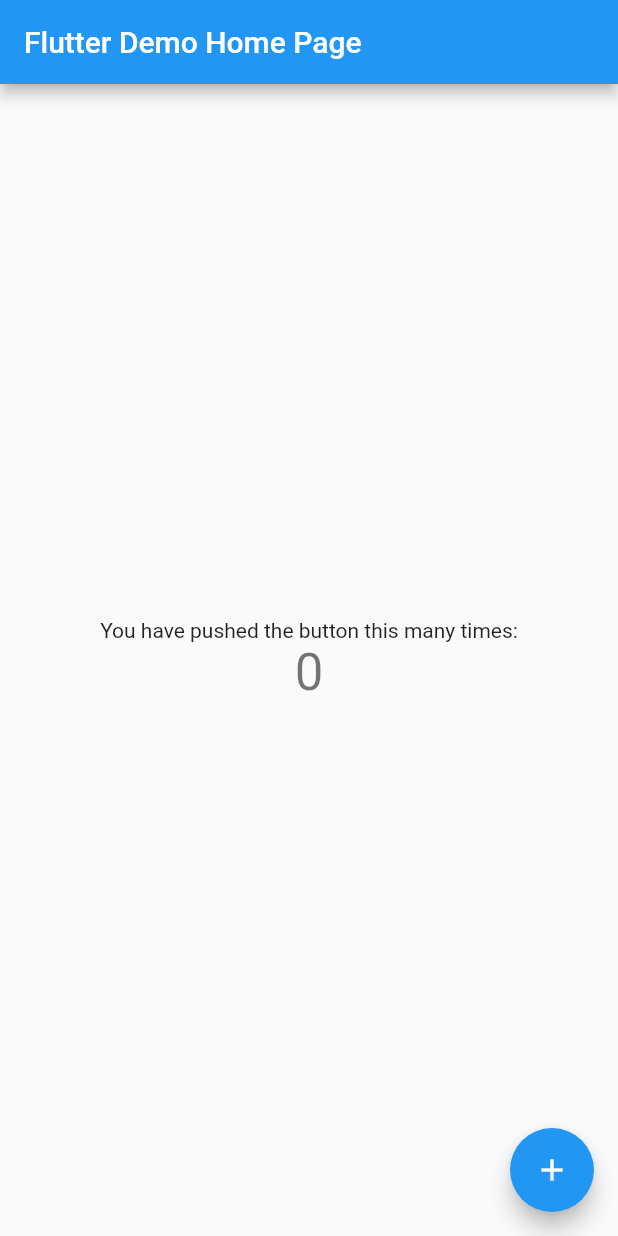
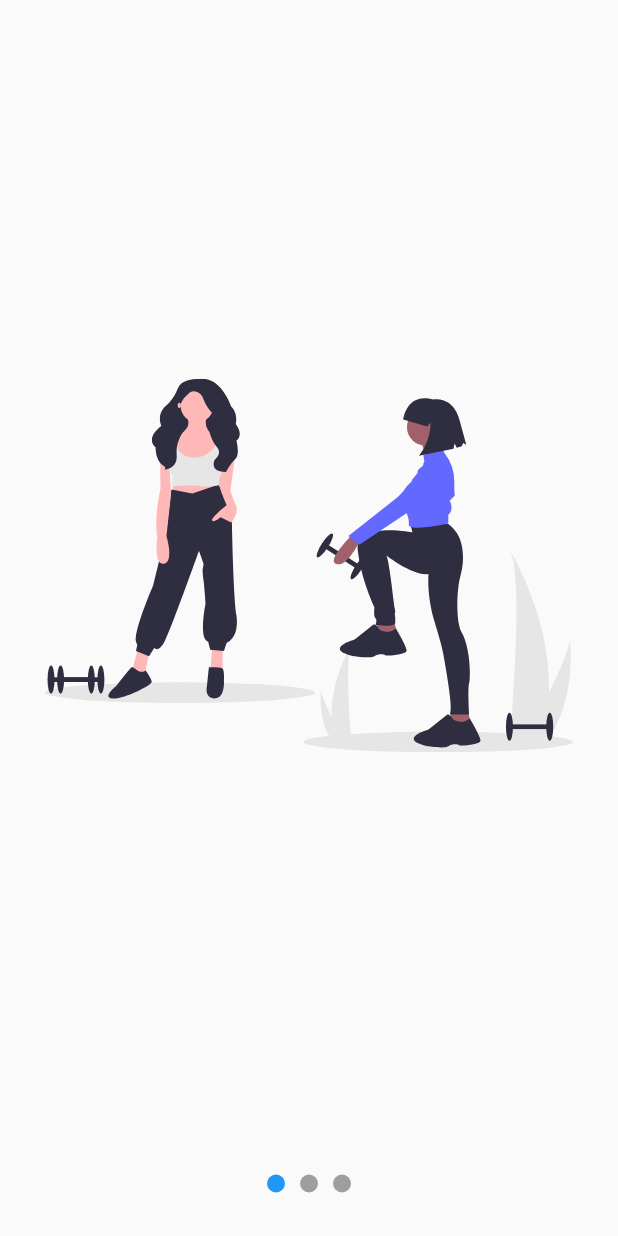
Before and after one commit to keremyalex/proyectosoftware, a Flutter app: the screen it shows after launch, on a phone screen of 412 x 824 dp. Run offline on Flutter 3.47's test engine with Material 2 defaults, Android fonts, the phone set to English and light mode, and no system bars; our stand-ins replace flutter_svg.

Commit message:
slides 3 puntos 5 img

```diff
--- /dev/null
+++ b/lib/labs/slideshow_page.dart
@@ -0,0 +1,122 @@
+import 'package:flutter/material.dart';
+import 'package:flutter_svg/flutter_svg.dart';
+import 'package:provider/provider.dart';
+
+import '../models/slider_model.dart';
+
+class SlideShowPage extends StatefulWidget {
+  @override
+  _SlideShowPageState createState() => _SlideShowPageState();
+}
+
+class _SlideShowPageState extends State<SlideShowPage> {
+  @override
+  Widget build(BuildContext context) {
+    return ChangeNotifierProvider(
+      create: (_) => SliderModel(),
+      child: Scaffold(
+          body: Center(
+        child: Column(
+          children: <Widget>[
+            Expanded(child: _Slides()),
+            _Dots(),
+          ],
+        ),
+      )),
+    );
+  }
+}
+
+class _Slides extends StatefulWidget {
+  @override
+  __SlidesState createState() => __SlidesState();
+}
+
+class __SlidesState extends State<_Slides> {
+  final pageViewController = new PageController();
+
+  @override
+  void initState() {
+    super.initState();
+    pageViewController.addListener(() {
+      print('Página Actual: ${pageViewController.page}');
+
+      Provider.of<SliderModel>(context, listen: false).currentPage =
+          pageViewController.page;
+    });
+  }
+
+  @override
+  void dispose() {
+    pageViewController.dispose();
+    super.dispose();
+  }
+
+  @override
+  Widget build(BuildContext context) {
+    return Container(
+      child: PageView(
+        controller: pageViewController,
+        children: <Widget>[
+          _Slide('assets/svgs/slide-1.svg'),
+          _Slide('assets/svgs/slide-2.svg'),
+          _Slide('assets/svgs/slide-3.svg'),
+        ],
+      ),
+    );
+  }
+}
+
+class _Dots extends StatelessWidget {
+  @override
+  Widget build(BuildContext context) {
+    return Container(
+      width: double.infinity,
+      height: 70.0,
+      //color: Colors.red,
+      child: Row(
+        mainAxisAlignment: MainAxisAlignment.center,
+        children: <Widget>[
+          _Dot(0),
+          _Dot(1),
+          _Dot(2),
+        ],
+      ),
+    );
+  }
+}
+
+class _Dot extends StatelessWidget {
+  final int index;
+  _Dot(this.index);
+
+  @override
+  Widget build(BuildContext context) {
+    final pageViewIndex = Provider.of<SliderModel>(context).currentPage;
+
+    return Container(
+      width: 12.0,
+      height: 12.0,
+      margin: EdgeInsets.symmetric(horizontal: 5),
+      decoration: BoxDecoration(
+          color: (pageViewIndex == index) ? Colors.blue : Colors.grey,
+          shape: BoxShape.circle),
+    );
+  }
+}
+
+class _Slide extends StatelessWidget {
+  final String svg;
+
+  _Slide(this.svg);
+
+  @override
+  Widget build(BuildContext context) {
+    return Container(
+      width: double.infinity,
+      height: double.infinity,
+      padding: EdgeInsets.all(30.0),
+      child: SvgPicture.asset(svg),
+    );
+  }
+}
--- a/lib/main.dart
+++ b/lib/main.dart
@@ -1,117 +1,20 @@
 import 'package:flutter/material.dart';
+import 'package:flutter/rendering.dart';
+import 'package:proyectosoftware/pages/slideshow_page.dart';
 
 void main() {
+  debugPaintSizeEnabled = false;
   runApp(MyApp());
 }
 
 class MyApp extends StatelessWidget {
-  // This widget is the root of your application.
   @override
   Widget build(BuildContext context) {
     return MaterialApp(
-      title: 'Flutter Demo',
-      theme: ThemeData(
-        // This is the theme of your application.
-        //
-        // Try running your application with "flutter run". You'll see the
-        // application has a blue toolbar. Then, without quitting the app, try
-        // changing the primarySwatch below to Colors.green and then invoke
-        // "hot reload" (press "r" in the console where you ran "flutter run",
-        // or simply save your changes to "hot reload" in a Flutter IDE).
-        // Notice that the counter didn't reset back to zero; the application
-        // is not restarted.
-        primarySwatch: Colors.blue,
-        // This makes the visual density adapt to the platform that you run
-        // the app on. For desktop platforms, the controls will be smaller and
-        // closer together (more dense) than on mobile platforms.
-        visualDensity: VisualDensity.adaptivePlatformDensity,
-      ),
-      home: MyHomePage(title: 'Flutter Demo Home Page'),
+      debugShowCheckedModeBanner: false,
+      title: 'Gimnasio Software',
+      initialRoute: 'SlideShowPage',
+      routes: {'SlideShowPage': (context) => SlideShowPage()},
     );
   }
 }
-
-class MyHomePage extends StatefulWidget {
-  MyHomePage({Key key, this.title}) : super(key: key);
-
-  // This widget is the home page of your application. It is stateful, meaning
-  // that it has a State object (defined below) that contains fields that affect
-  // how it looks.
-
-  // This class is the configuration for the state. It holds the values (in this
-  // case the title) provided by the parent (in this case the App widget) and
-  // used by the build method of the State. Fields in a Widget subclass are
-  // always marked "final".
-
-  final String title;
-
-  @override
-  _MyHomePageState createState() => _MyHomePageState();
-}
-
-class _MyHomePageState extends State<MyHomePage> {
-  int _counter = 0;
-
-  void _incrementCounter() {
-    setState(() {
-      // This call to setState tells the Flutter framework that something has
-      // changed in this State, which causes it to rerun the build method below
-      // so that the display can reflect the updated values. If we changed
-      // _counter without calling setState(), then the build method would not be
-      // called again, and so nothing would appear to happen.
-      _counter++;
-    });
-  }
-
-  @override
-  Widget build(BuildContext context) {
-    // This method is rerun every time setState is called, for instance as done
-    // by the _incrementCounter method above.
-    //
-    // The Flutter framework has been optimized to make rerunning build methods
-    // fast, so that you can just rebuild anything that needs updating rather
-    // than having to individually change instances of widgets.
-    return Scaffold(
-      appBar: AppBar(
-        // Here we take the value from the MyHomePage object that was created by
-        // the App.build method, and use it to set our appbar title.
-        title: Text(widget.title),
-      ),
-      body: Center(
-        // Center is a layout widget. It takes a single child and positions it
-        // in the middle of the parent.
-        child: Column(
-          // Column is also a layout widget. It takes a list of children and
-          // arranges them vertically. By default, it sizes itself to fit its
-          // children horizontally, and tries to be as tall as its parent.
-          //
-          // Invoke "debug painting" (press "p" in the console, choose the
-          // "Toggle Debug Paint" action from the Flutter Inspector in Android
-          // Studio, or the "Toggle Debug Paint" command in Visual Studio Code)
-          // to see the wireframe for each widget.
-          //
-          // Column has various properties to control how it sizes itself and
-          // how it positions its children. Here we use mainAxisAlignment to
-          // center the children vertically; the main axis here is the vertical
-          // axis because Columns are vertical (the cross axis would be
-          // horizontal).
-          mainAxisAlignment: MainAxisAlignment.center,
-          children: <Widget>[
-            Text(
-              'You have pushed the button this many times:',
-            ),
-            Text(
-              '$_counter',
-              style: Theme.of(context).textTheme.headline4,
-            ),
-          ],
-        ),
-      ),
-      floatingActionButton: FloatingActionButton(
-        onPressed: _incrementCounter,
-        tooltip: 'Increment',
-        child: Icon(Icons.add),
-      ), // This trailing comma makes auto-formatting nicer for build methods.
-    );
-  }
-}
--- /dev/null
+++ b/lib/models/slider_model.dart
@@ -0,0 +1,13 @@
+import 'package:flutter/material.dart';
+
+class SliderModel with ChangeNotifier {
+  double _currentPage = 0;
+
+  //getter
+  double get currentPage => this._currentPage;
+
+  set currentPage(double pagina) {
+    this._currentPage = pagina;
+    notifyListeners();
+  }
+}
--- /dev/null
+++ b/lib/pages/slideshow_page.dart
@@ -0,0 +1,20 @@
+import 'package:flutter/material.dart';
+import 'package:flutter_svg/svg.dart';
+import 'package:proyectosoftware/widgets/slideshow.dart';
+
+class SlideShowPage extends StatelessWidget {
+  @override
+  Widget build(BuildContext context) {
+    return Scaffold(
+      body: SlideShow(
+        slides: <Widget>[
+          SvgPicture.asset('assets/svgs/slide-1.svg'),
+          SvgPicture.asset('assets/svgs/slide-2.svg'),
+          SvgPicture.asset('assets/svgs/slide-3.svg'),
+          SvgPicture.asset('assets/svgs/slide-4.svg'),
+          SvgPicture.asset('assets/svgs/slide-5.svg'),
+        ],
+      ),
+    );
+  }
+}
--- /dev/null
+++ b/lib/widgets/slideshow.dart
@@ -0,0 +1,121 @@
+import 'package:flutter/material.dart';
+import 'package:provider/provider.dart';
+import 'package:proyectosoftware/models/slider_model.dart';
+
+class SlideShow extends StatelessWidget {
+  final List<Widget> slides;
+  //constructor
+  SlideShow({@required this.slides});
+
+  @override
+  Widget build(BuildContext context) {
+    return ChangeNotifierProvider(
+      create: (_) => SliderModel(),
+      child: Center(
+        child: Column(
+          children: <Widget>[
+            Expanded(child: _Slides(this.slides)),
+            _Dots(),
+          ],
+        ),
+      ),
+    );
+  }
+}
+
+class _Slides extends StatefulWidget {
+  final List<Widget> slides;
+  _Slides(this.slides);
+
+  @override
+  __SlidesState createState() => __SlidesState();
+}
+
+class __SlidesState extends State<_Slides> {
+  final pageViewController = new PageController();
+
+  @override
+  void initState() {
+    super.initState();
+    pageViewController.addListener(() {
+      print('Página Actual: ${pageViewController.page}');
+
+      Provider.of<SliderModel>(context, listen: false).currentPage =
+          pageViewController.page;
+    });
+  }
+
+  @override
+  void dispose() {
+    pageViewController.dispose();
+    super.dispose();
+  }
+
+  @override
+  Widget build(BuildContext context) {
+    return Container(
+      child: PageView(
+          controller: pageViewController,
+          // children: <Widget>[
+          //   _Slide('assets/svgs/slide-1.svg'),
+          //   _Slide('assets/svgs/slide-2.svg'),
+          //   _Slide('assets/svgs/slide-3.svg'),
+          // ],
+          children: widget.slides.map((slide) => _Slide(slide)).toList()),
+    );
+  }
+}
+
+class _Dots extends StatelessWidget {
+  @override
+  Widget build(BuildContext context) {
+    return Container(
+      width: double.infinity,
+      height: 70.0,
+      //color: Colors.red,
+      child: Row(
+        mainAxisAlignment: MainAxisAlignment.center,
+        children: <Widget>[
+          _Dot(0),
+          _Dot(1),
+          _Dot(2),
+        ],
+      ),
+    );
+  }
+}
+
+class _Dot extends StatelessWidget {
+  final int index;
+  _Dot(this.index);
+
+  @override
+  Widget build(BuildContext context) {
+    final pageViewIndex = Provider.of<SliderModel>(context).currentPage;
+
+    return Container(
+      width: 12.0,
+      height: 12.0,
+      margin: EdgeInsets.symmetric(horizontal: 5),
+      decoration: BoxDecoration(
+          color: (pageViewIndex == index) ? Colors.blue : Colors.grey,
+          shape: BoxShape.circle),
+    );
+  }
+}
+
+class _Slide extends StatelessWidget {
+  final Widget slide;
+
+  _Slide(this.slide);
+
+  @override
+  Widget build(BuildContext context) {
+    return Container(
+      width: double.infinity,
+      height: double.infinity,
+      padding: EdgeInsets.all(30.0),
+      child: slide,
+    );
+  }
+}
--- a/pubspec.yaml
+++ b/pubspec.yaml
@@ -28,6 +28,8 @@
   # The following adds the Cupertino Icons font to your application.
   # Use with the CupertinoIcons class for iOS style icons.
   cupertino_icons: ^0.1.3
+  flutter_svg: ^0.17.4
+  provider: ^4.3.1
 
 dev_dependencies:
   flutter_test:
@@ -45,7 +47,8 @@
   uses-material-design: true
 
   # To add assets to your application, add an assets section, like this:
-  # assets:
+  assets:
+   - assets/svgs/
   #   - images/a_dot_burr.jpeg
   #   - images/a_dot_ham.jpeg
 
```
Also changed, not shown: assets/svgs/slide-1.svg (added), assets/svgs/slide-2.svg (added), assets/svgs/slide-3.svg (added), assets/svgs/slide-4.svg (added), assets/svgs/slide-5.svg (added), pubspec.lock.
